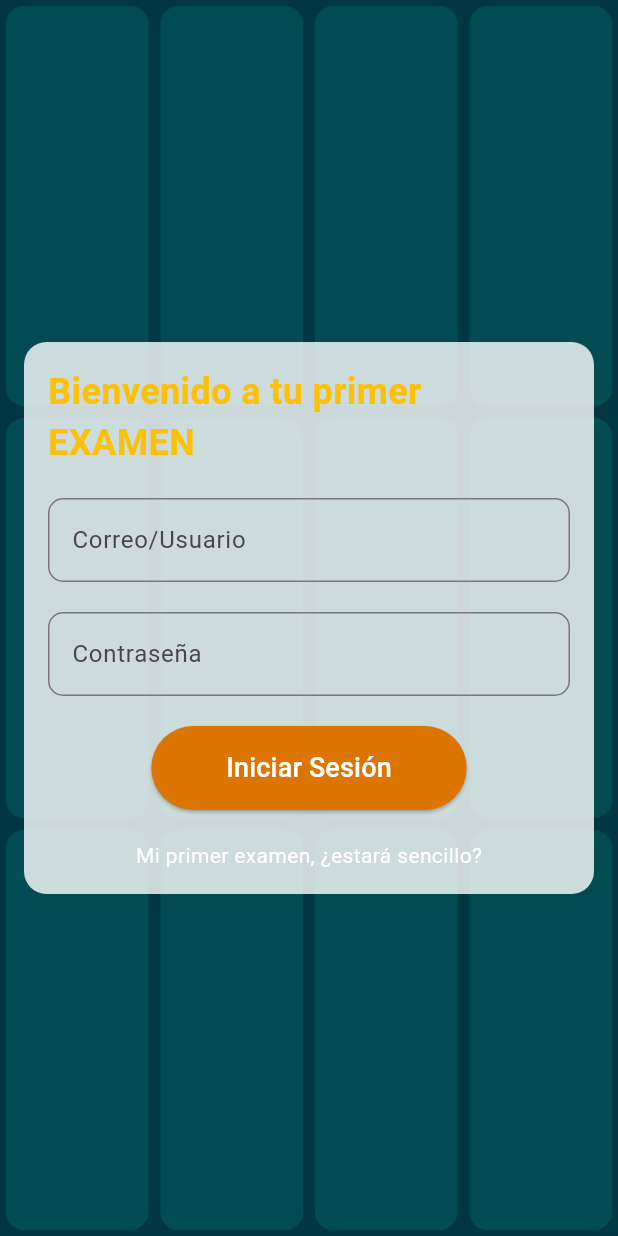
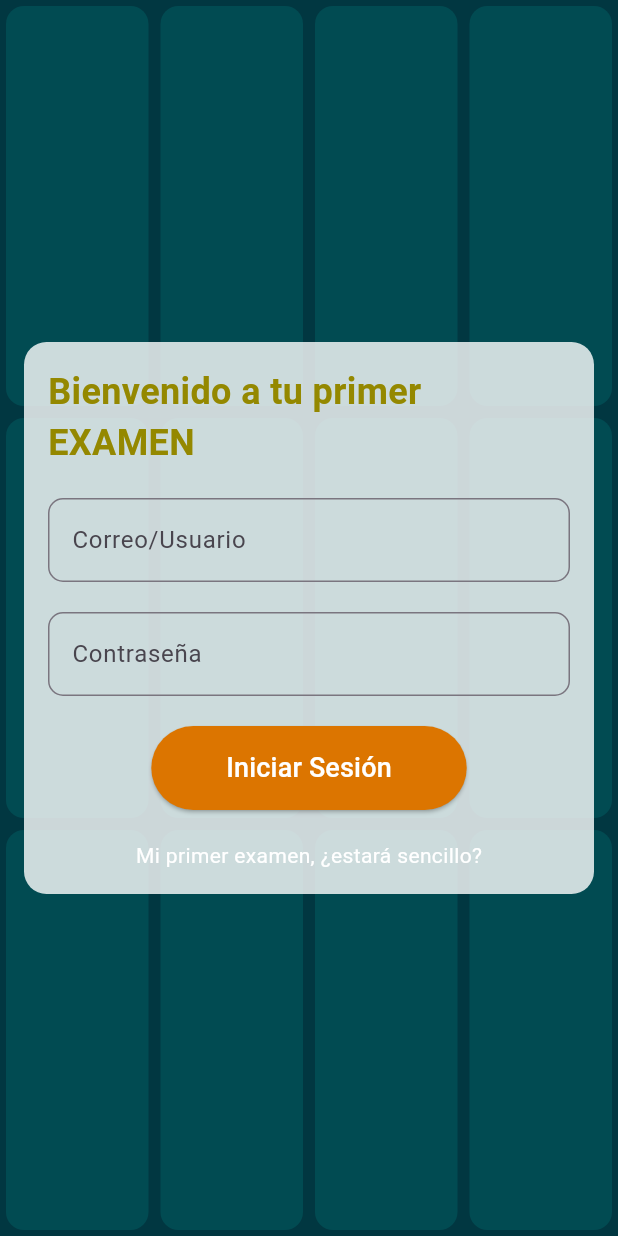
Before and after one commit to Fundamentos-Moviles/examen-i-JoeRojas1914, a Flutter app: the screen it shows after launch, on a phone screen of 412 x 824 dp. Run offline on Flutter 3.47's test engine with Material 3 defaults, Android fonts, the phone set to English and light mode, and no system bars.

Commit message:
Correccion de Color de Titulos

```diff
--- a/lib/home.dart
+++ b/lib/home.dart
@@ -46,7 +46,7 @@ class _HomeState extends State<Home> {
                 child: const Text(
                   'Notificación de actividades',
                   style: TextStyle(
-                      color: Colors.amber,
+                      color: titulos,
                       fontWeight: FontWeight.bold,
                       fontSize: 32.0
                   ),
--- a/lib/login.dart
+++ b/lib/login.dart
@@ -80,7 +80,7 @@ class _LoginState extends State<Login> {
                       style: TextStyle(
                         fontSize: 24,
                         fontWeight: FontWeight.bold,
-                        color: Colors.amber,
+                        color: titulos,
                       ),
                     ),
                     const SizedBox(height: 20),
```
